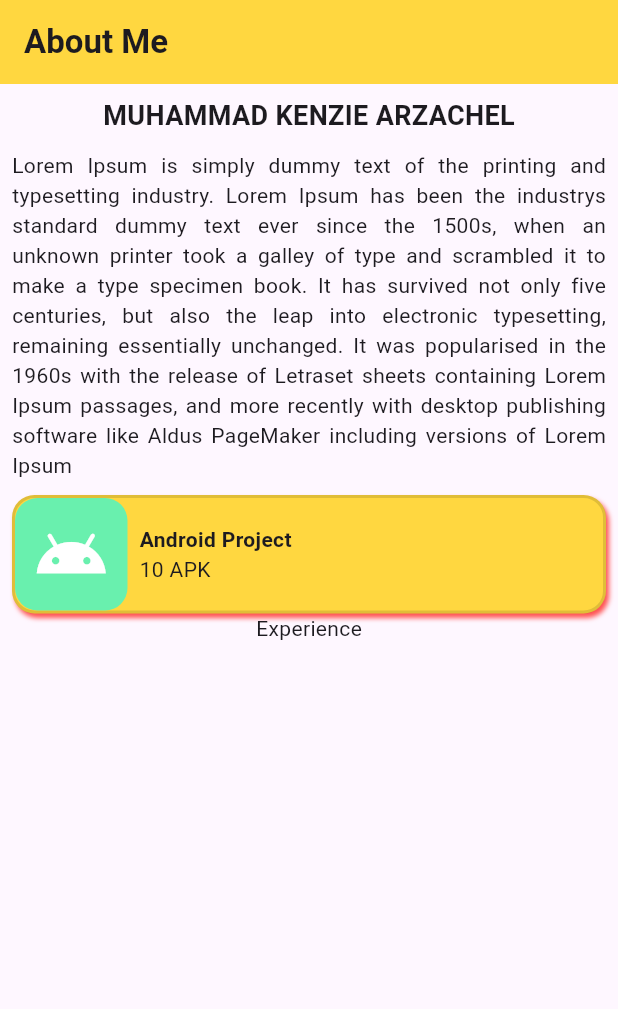
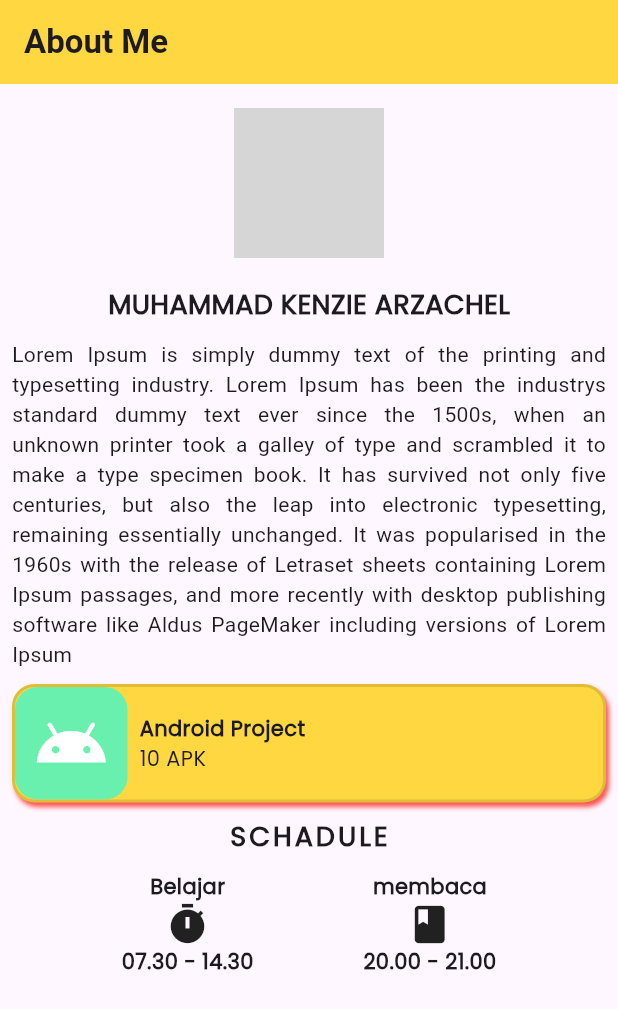
Before and after one commit to kenzie324/FLUTTER-PROFILE-CARD, a Flutter app: the screen it shows after launch, on a phone screen of 412 x 824 dp. Shown: the top 1009 px of the screen. Run offline on Flutter 3.47's test engine with Material 3 defaults, Android fonts, the phone set to English and light mode, and no system bars; network calls fail; grey boxes are pictures that could not be loaded.

Commit message:
belajar image,font,scroll

```diff
--- a/lib/about_me.dart
+++ b/lib/about_me.dart
@@ -15,16 +15,35 @@ class AboutMe extends StatelessWidget {
             ),
           backgroundColor: Colors.amberAccent,
         ),
-        body: Padding(
+        body: SingleChildScrollView(
+          child: Padding(
             padding: const EdgeInsets.all(8.0),
             child: Center(
               child: Column(
                 children: <Widget>[
-                Text(
+                  // image profile
+                  //Image.asset('assets/profile.png',
+                  //width: 100,
+                  //height: 100,
+                  //),
+                  Padding(
+                    padding: const EdgeInsets.all(8.0),
+                    child: CircleAvatar(
+                      radius: 50,
+                      backgroundImage: NetworkImage(
+                        'assets/kereta.jpeg'
+                      ),
+                    ),
+                  ),
+                  Padding(
+                    padding: const EdgeInsets.only(top: 10.0),
+                    child: Text(
                         'Muhammad Kenzie Arzachel'.toUpperCase(),
                         style: TextStyle(
+                          fontFamily: 'Poppins',
                           fontSize: 18,
                           fontWeight: FontWeight.bold,
+                      ),
                       ),
                   ),
                   SizedBox(
@@ -80,19 +99,78 @@ class AboutMe extends StatelessWidget {
                             child: Column(
                               crossAxisAlignment: CrossAxisAlignment.start,
                               children: [
-                              Text('Android Project',style: TextStyle(
+                                Text('Android Project',
+                                style: TextStyle(
+                                  fontFamily: 'Poppins',
                                   fontWeight: FontWeight.bold
                                   ),
                                 ),
-                              Text('10 APK'),
+                                Text('10 APK',
+                                style: TextStyle(fontFamily: 'Poppins'),),
                               ],
                             ),
                           ),
                         ],
                       ),
                     ),
-                  Text('Experience'),
+                    Padding(
+                      padding: const EdgeInsets.symmetric(
+                        vertical: 10
+                      ),
+                      child: Text('Schadule'.toUpperCase(),style: TextStyle(
+                        fontWeight: FontWeight.bold,
+                        fontFamily: 'Poppins',
+                        fontSize: 18,
+                        letterSpacing: 2,
+                      ),),
+                    ),
+                    Row(
+                      mainAxisAlignment: MainAxisAlignment.spaceEvenly,
+                      children: <Widget>[
+                        Column(
+                          /// belajar
+                          children: <Widget>[
+                            Text('Belajar', style: TextStyle(
+                              fontWeight: FontWeight.w700,
+                              fontFamily: 'Poppins',
+                            ),
+                            ),
+                            Icon(Icons.timer, size: 30,),
+                            Text(
+                              '07.30 - 14.30',
+                              style: TextStyle(
+                                fontFamily: 'Poppins',
+                                fontWeight: FontWeight.w600,
+                              ),
+                            )
                           ],
+                        ),
+                        ///membaca
+                        Column(
+                          children: [
+                            Text(
+                              'membaca',
+                              style: TextStyle(
+                              fontWeight: FontWeight.w700,
+                              fontFamily: 'Poppins',
+                            ),),
+                            Icon(
+                              Icons.book,
+                              size: 30,
+                            ),
+                            Text(
+                              '20.00 - 21.00',
+                              style: TextStyle(
+                                fontWeight: FontWeight.w600,
+                                fontFamily: 'Poppins',
+                              ),
+                            ),
+                          ],
+                        ),
+                      ],
+                    )
+                ],
+              ),
             ),
           ),
         ),
--- /dev/null
+++ b/lib/main_coba2.dart
@@ -0,0 +1,18 @@
+import 'package:flutter/material.dart';
+
+
+
+void main() => runApp(const MaterialApp(home: DetailScreen()));
+
+
+class DetailScreen extends StatelessWidget {
+  const DetailScreen({super.key});
+
+  @override
+  Widget build(BuildContext context) {
+    return MaterialApp(
+      home: DetailScreen(),
+      debugShowCheckedModeBanner: false,
+    );
+  }
+}
```
Also changed, not shown: lib/coba_coba.dart (added, +116 -0 lines), pubspec.yaml (+8 -8 lines), assets/kereta.jpeg (added), assets/profile.png (added), fonts/Poppins-Italic.ttf (added), fonts/Poppins-Regular.ttf (added). Lines whose indentation alone changed are shown as unchanged.
